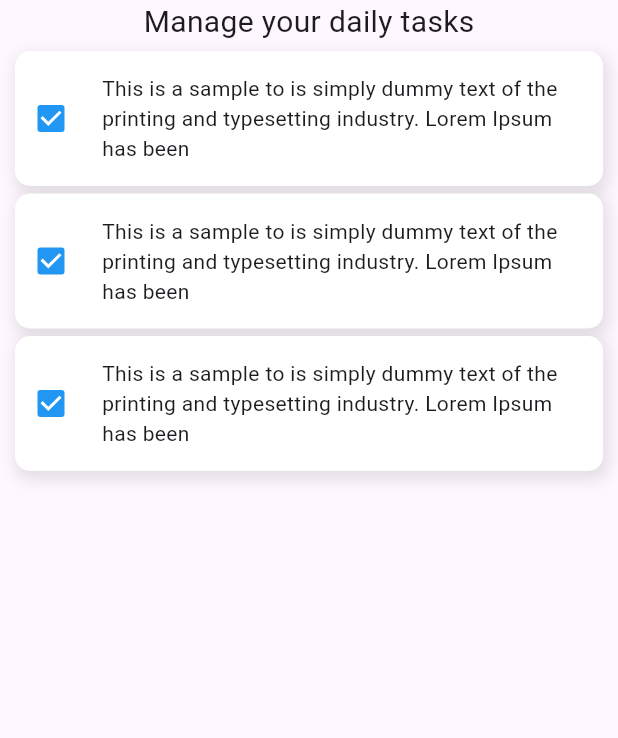
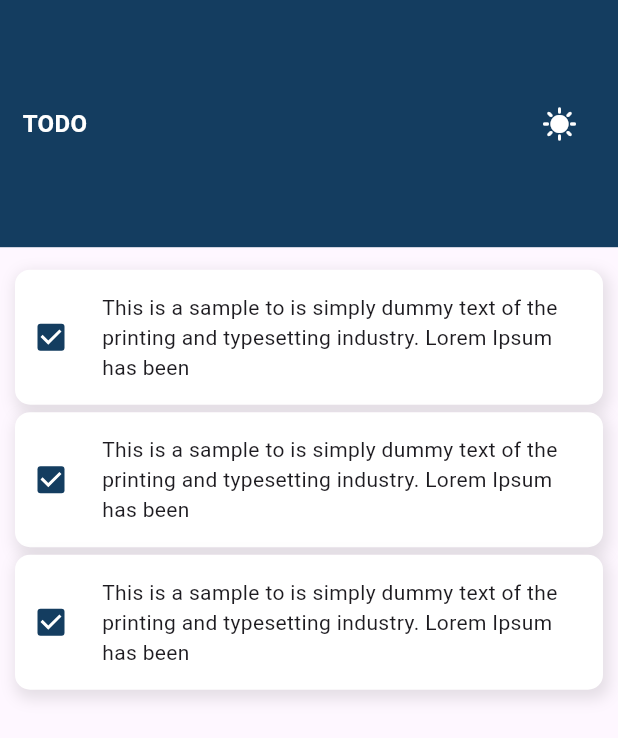
Before and after one commit to gmulonga/TODO-app, a Flutter app: the screen it shows after launch, on a phone screen of 412 x 824 dp. Shown: the top 738 px of the screen. Run offline on Flutter 3.47's test engine with Material 3 defaults, Android fonts, the phone set to English and light mode, and no system bars.

Commit message:
feat: add header section

```diff
--- /dev/null
+++ b/lib/core/constants.dart
@@ -0,0 +1,4 @@
+import 'package:flutter/material.dart';
+
+const kWhite = Color(0xFFFFFFFF);
+const kNavyBlue = Color(0xFF143D60);
--- a/lib/presentation/pages/home_page.dart
+++ b/lib/presentation/pages/home_page.dart
@@ -1,5 +1,6 @@
 import 'package:flutter/material.dart';
 import 'package:todo/presentation/widgets/todo_tile.dart';
+import 'package:todo/core/constants.dart';
 
 class HomePage extends StatefulWidget {
   const HomePage({super.key});
@@ -11,23 +12,45 @@ class HomePage extends StatefulWidget {
 class _HomePageState extends State<HomePage> {
   @override
   Widget build(BuildContext context) {
+    double screenHeight = MediaQuery.of(context).size.height;
+
     return Scaffold(
-      body: SafeArea(
-        child: Column(
+      body: Column(
         crossAxisAlignment: CrossAxisAlignment.stretch,
         children: [
-            Center(
-              child: Text(
-                "Manage your daily tasks",
-                style: TextStyle(fontSize: 20),
+          Container(
+            color: kNavyBlue,
+            height: screenHeight * 0.2,
+            child: Padding(
+              padding: EdgeInsets.symmetric(horizontal: 15),
+              child: Row(
+                mainAxisAlignment: MainAxisAlignment.spaceBetween,
+                children: [
+                  Text(
+                    "TODO",
+                    style: TextStyle(
+                        color: kWhite,
+                        fontWeight: FontWeight.bold,
+                        fontSize: 16),
                   ),
+                  IconButton(
+                      onPressed: () {},
+                      icon: Icon(
+                        Icons.sunny,
+                        color: kWhite,
+                      ))
+                ],
+              ),
+            ),
+          ),
+          SizedBox(
+            height: 10,
           ),
           todoTile(),
           todoTile(),
           todoTile()
         ],
       ),
-      ),
     );
   }
 }
--- a/lib/presentation/widgets/todo_tile.dart
+++ b/lib/presentation/widgets/todo_tile.dart
@@ -1,4 +1,5 @@
 import 'package:flutter/material.dart';
+import 'package:todo/core/constants.dart';
 
 class todoTile extends StatelessWidget {
   const todoTile({
@@ -11,7 +12,7 @@ class todoTile extends StatelessWidget {
       padding: EdgeInsets.only(left: 10, right: 10, top: 5),
       child: Container(
         decoration: BoxDecoration(
-            color: Colors.white,
+            color: kWhite,
             borderRadius: BorderRadius.circular(10),
             boxShadow: [
               BoxShadow(
@@ -23,7 +24,7 @@ class todoTile extends StatelessWidget {
         child: Row(
           children: [
             Checkbox(
-              activeColor: Colors.blue,
+              activeColor: kNavyBlue,
               value: true,
               onChanged: (bool) {},
             ),
```
Lines whose indentation alone changed are shown as unchanged.
